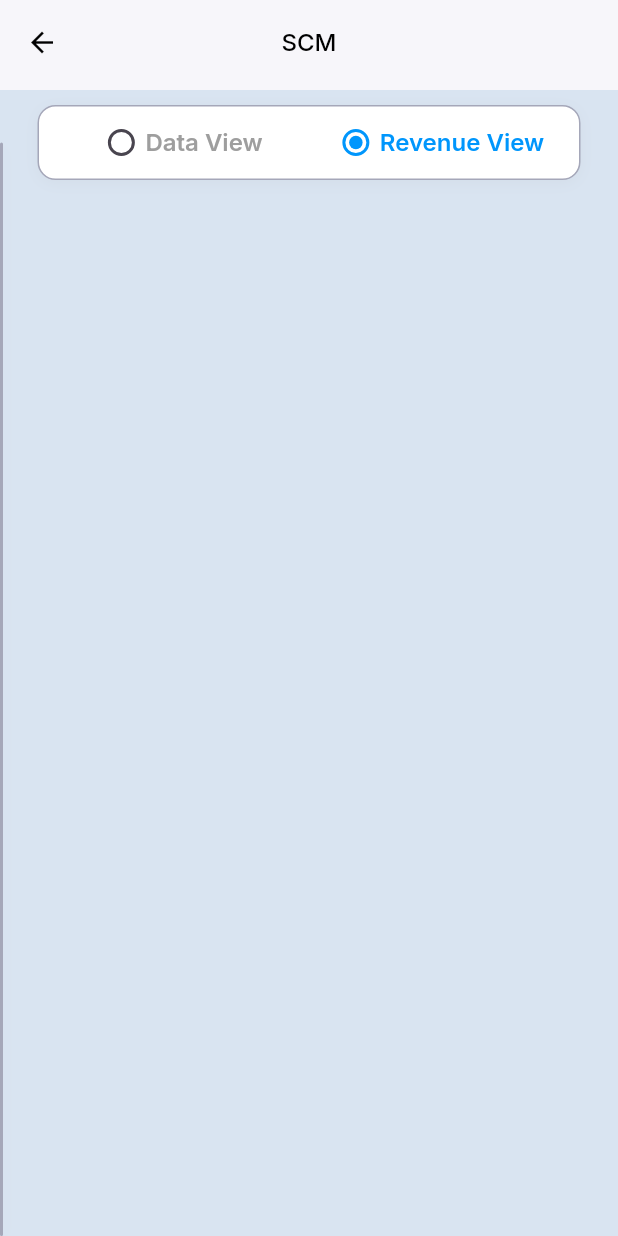
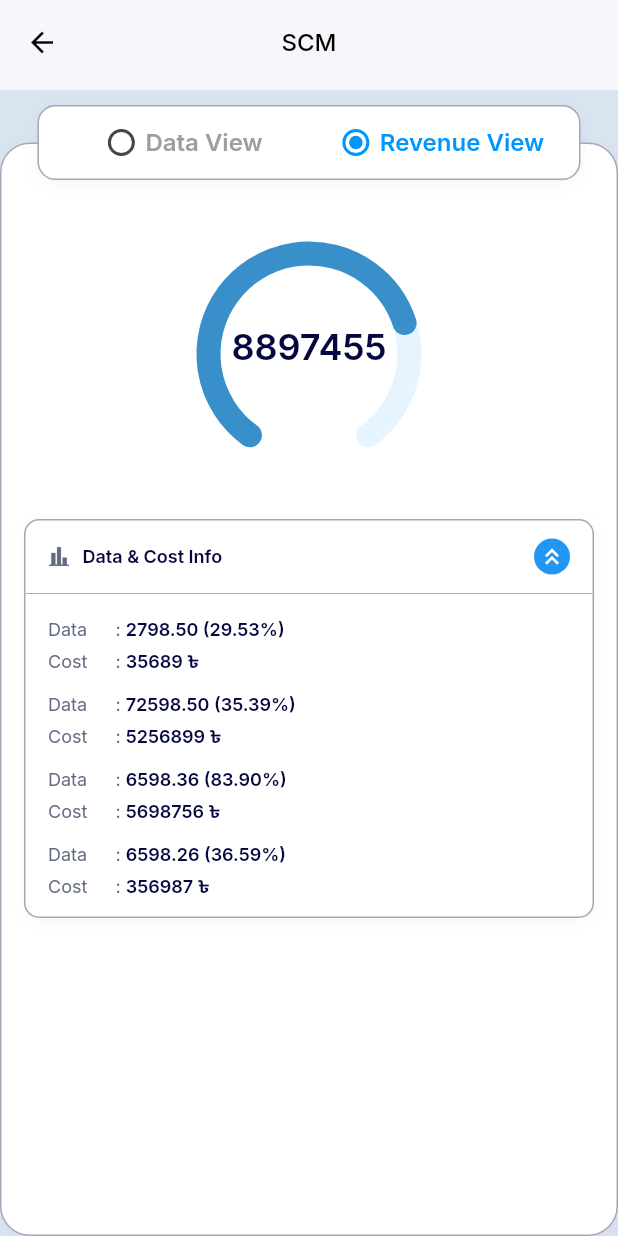
Before and after one commit to mdnirakib51/scube_tech_task, a Flutter app: the ScmDataScreen screen opened directly, after a tap on "Custom Date Data", after a tap on "Revenue View", on a phone screen of 412 x 824 dp. Run offline on Flutter 3.47's test engine with Material 3 defaults, Android fonts, the phone set to English and light mode, and no system bars; our stand-ins replace connectivity_plus, device_info_plus, dio, flutter_image_compress, get, get_it and 5 more; missing offline and left inert: in_app_update; accounts and stored records are empty.

Commit message:
Revenue View

```diff
--- a/lib/src/features/scm_data/view/scm_data_screen.dart
+++ b/lib/src/features/scm_data/view/scm_data_screen.dart
@@ -4,6 +4,7 @@ import 'package:scube_technologies_task/src/global/widget/global_appbar.dart';
 import '../../../global/constants/colors_resources.dart';
 import '../../../global/widget/global_text.dart';
 import 'tab/data_view_tab.dart';
+import 'tab/revenue_view_tab.dart';
 
 class ScmDataScreen extends StatefulWidget {
   const ScmDataScreen({super.key});
@@ -49,7 +50,7 @@ class _ScmDataScreenState extends State<ScmDataScreen> {
                 ),
               ],
             ),
-            child: selectedTabIndex == 0 ? DataViewTab() : SizedBox(),
+            child: selectedTabIndex == 0 ? DataViewTab() : RevenueViewTab(),
           ),
 
           // Top Radio Buttons (Data View / Revenue View)
--- a/lib/src/features/scm_data/view/tab/data_view_tab.dart
+++ b/lib/src/features/scm_data/view/tab/data_view_tab.dart
@@ -3,7 +3,7 @@ import 'package:flutter/material.dart';
 import '../../../../global/constants/colors_resources.dart';
 import '../../../../global/widget/global_sized_box.dart';
 import '../../../../global/widget/global_text.dart';
-import '../../components/semi_circular_progress_painter.dart';
+import '../widget/semi_circular_progress_painter_widget.dart';
 import 'scm_custom_date_data_tab.dart';
 import 'scm_today_daa_tab.dart';
 
@@ -25,42 +25,10 @@ class _DataViewTabState extends State<DataViewTab> {
         children: [
 
           sizedBoxH(80),
-          Stack(
-            alignment: Alignment.center,
-            children: [
-              SizedBox(
-                width: 150,
-                height: 150,
-                child: CustomPaint(
-                  painter: SemiCircularProgressPainter(
-                    progress: 0.75,
-                    backgroundColor: ColorRes.grey.withValues(alpha: 0.15),
-                    progressColor: ColorRes.appCircleColor,
-                    strokeWidth: 16,
-                  ),
-                ),
-              ),
-              Padding(
-                padding: const EdgeInsets.only(bottom: 20),
-                child: Column(
-                  mainAxisSize: MainAxisSize.min,
-                  children: [
-                    GlobalText(
-                      str: "55.00",
-                      fontSize: 24,
-                      fontWeight: FontWeight.w600,
-                      color: ColorRes.appThiTextColor,
-                    ),
-                    GlobalText(
-                      str: "kWh/Sqft",
-                      fontSize: 14,
-                      fontWeight: FontWeight.w400,
-                      color: ColorRes.appThiTextColor,
-                    ),
-                  ],
-                ),
-              ),
-            ],
+          SemiCircularProgressPainterWidget(
+            title: "55.00",
+            subTitle: "kWh/Sqft",
+            progress: 0.75,
           ),
 
           sizedBoxH(10),
--- /dev/null
+++ b/lib/src/features/scm_data/view/tab/revenue_view_tab.dart
@@ -0,0 +1,242 @@
+import 'package:flutter/material.dart';
+import 'package:scube_technologies_task/src/global/constants/images.dart';
+import '../../../../global/constants/colors_resources.dart';
+import '../../../../global/widget/global_image_loader.dart';
+import '../../../../global/widget/global_sized_box.dart';
+import '../../../../global/widget/global_text.dart';
+import '../widget/semi_circular_progress_painter_widget.dart';
+
+class RevenueViewTab extends StatefulWidget {
+  const RevenueViewTab({super.key});
+
+  @override
+  State<RevenueViewTab> createState() => _RevenueViewTabState();
+}
+
+class _RevenueViewTabState extends State<RevenueViewTab> {
+  int selectedSubTabIndex = 0;
+  bool isExpanded = false;
+
+  final List<Map<String, dynamic>> energyData = [
+    {
+      'name': 'Data A',
+      'color': Colors.blue,
+      'data': '2798.50 (29.53%)',
+      'cost': '35689 ৳',
+    },
+    {
+      'name': 'Data B',
+      'color': Colors.grey.shade700,
+      'data': '72598.50 (35.39%)',
+      'cost': '5256899 ৳',
+    },
+    {
+      'name': 'Data C',
+      'color': Colors.purple,
+      'data': '6598.36 (83.90%)',
+      'cost': '5698756 ৳',
+    },
+    {
+      'name': 'Data D',
+      'color': Colors.orange,
+      'data': '6598.26 (36.59%)',
+      'cost': '356987 ৳',
+    },
+  ];
+
+  @override
+  Widget build(BuildContext context) {
+    return SingleChildScrollView(
+      child: Column(
+        children: [
+          sizedBoxH(80),
+
+          // Semi-circular progress indicator
+          SemiCircularProgressPainterWidget(
+            title: "8897455",
+            subTitle: "tk",
+            progress: 0.75,
+          ),
+
+          sizedBoxH(20),
+
+          // Data & Cost Info Card
+          Container(
+            margin: const EdgeInsets.symmetric(horizontal: 15),
+            decoration: BoxDecoration(
+              color: ColorRes.white,
+              borderRadius: BorderRadius.circular(10),
+              border: Border.all(
+                color: ColorRes.appDataBorderColor,
+                width: 1,
+              ),
+              boxShadow: [
+                BoxShadow(
+                  color: ColorRes.grey.withValues(alpha: 0.08),
+                  blurRadius: 8,
+                  offset: const Offset(0, 2),
+                ),
+              ],
+            ),
+            child: Column(
+              children: [
+                // Header with expand/collapse button
+                InkWell(
+                  onTap: () {
+                    setState(() {
+                      isExpanded = !isExpanded;
+                    });
+                  },
+                  child: Padding(
+                    padding: const EdgeInsets.symmetric(
+                      horizontal: 15,
+                      vertical: 12,
+                    ),
+                    child: Row(
+                      children: [
+                        GlobalImageLoader(
+                          imagePath: Images.dataCostIc,
+                          height: 15,
+                          width: 15,
+                          color: ColorRes.appFourTextColor,
+                        ),
+                        const SizedBox(width: 8),
+                        Expanded(
+                          child: GlobalText(
+                            str: "Data & Cost Info",
+                            fontSize: 12,
+                            fontWeight: FontWeight.w600,
+                            color: ColorRes.appThiTextColor,
+                          ),
+                        ),
+                        Container(
+                          padding: const EdgeInsets.all(3),
+                          decoration: BoxDecoration(
+                            color: Colors.blue,
+                            shape: BoxShape.circle,
+                          ),
+                          child: Icon(
+                            isExpanded
+                                ? Icons.keyboard_double_arrow_down
+                                : Icons.keyboard_double_arrow_up,
+                            color: Colors.white,
+                            size: 18,
+                          ),
+                        ),
+                      ],
+                    ),
+                  ),
+                ),
+
+                // Expandable content
+                AnimatedCrossFade(
+                  firstChild: Column(
+                    children: [
+                      Divider(
+                        color: ColorRes.appDataBorderColor,
+                        height: 1,
+                      ),
+                      Container(
+                        padding: const EdgeInsets.only(
+                          left: 15,
+                          right: 15,
+                        ),
+                        child: Column(
+                          children: [
+                            sizedBoxH(15),
+                            // Data Items
+                            ...energyData.map((item) {
+                              return Padding(
+                                padding: const EdgeInsets.only(bottom: 12),
+                                child: Column(
+                                  crossAxisAlignment: CrossAxisAlignment.start,
+                                  children: [
+                                    Row(
+                                      children: [
+                                        SizedBox(
+                                          width: 45,
+                                          child: GlobalText(
+                                            str: "Data",
+                                            fontSize: 12,
+                                            fontWeight: FontWeight.w400,
+                                            color: ColorRes.appFourTextColor,
+                                          ),
+                                        ),
+                                        GlobalText(
+                                          str: ": ",
+                                          fontSize: 12,
+                                          fontWeight: FontWeight.w400,
+                                          color: ColorRes.appFourTextColor,
+                                        ),
+                                        Expanded(
+                                          child: GlobalText(
+                                            str: item['data'],
+                                            fontSize: 12,
+                                            fontWeight: FontWeight.w600,
+                                            color: ColorRes.appThiTextColor,
+                                          ),
+                                        ),
+                                      ],
+                                    ),
+                                    const SizedBox(height: 4),
+                                    Row(
+                                      children: [
+                                        SizedBox(
+                                          width: 45,
+                                          child: GlobalText(
+                                            str: "Cost",
+                                            fontSize: 12,
+                                            fontWeight: FontWeight.w400,
+                                            color: ColorRes.appFourTextColor,
+                                          ),
+                                        ),
+                                        GlobalText(
+                                          str: ": ",
+                                          fontSize: 12,
+                                          fontWeight: FontWeight.w400,
+                                          color: ColorRes.appFourTextColor,
+                                        ),
+                                        Expanded(
+                                          child: GlobalText(
+                                            str: item['cost'],
+                                            fontSize: 12,
+                                            fontWeight: FontWeight.w600,
+                                            color: ColorRes.appThiTextColor,
+                                          ),
+                                        ),
+                                      ],
+                                    ),
+                                    // if (energyData.indexOf(item) !=
+                                    //     energyData.length - 1)
+                                    //   Padding(
+                                    //     padding: const EdgeInsets.only(top: 12),
+                                    //     child: Divider(
+                                    //       color: ColorRes.grey.withValues(alpha: 0.2),
+                                    //       height: 1,
+                                    //     ),
+                                    //   ),
+                                  ],
+                                ),
+                              );
+                            }),
+                          ],
+                        ),
+                      ),
+                    ],
+                  ),
+                  secondChild: const SizedBox.shrink(),
+                  crossFadeState: isExpanded
+                      ? CrossFadeState.showSecond
+                      : CrossFadeState.showFirst,
+                  duration: const Duration(milliseconds: 300),
+                ),
+              ],
+            ),
+          ),
+
+          sizedBoxH(20),
+        ],
+      ),
+    );
+  }
+}
--- /dev/null
+++ b/lib/src/features/scm_data/view/widget/semi_circular_progress_painter_widget.dart
@@ -0,0 +1,58 @@
+
+import 'package:flutter/material.dart';
+import '../../../../global/constants/colors_resources.dart';
+import '../../../../global/widget/global_text.dart';
+import '../../components/semi_circular_progress_painter.dart';
+
+class SemiCircularProgressPainterWidget extends StatelessWidget {
+  final String? title;
+  final String? subTitle;
+  final double? progress;
+  const SemiCircularProgressPainterWidget({
+    super.key,
+    required this.title,
+    required this.subTitle,
+    required this.progress,
+  });
+
+  @override
+  Widget build(BuildContext context) {
+    return Stack(
+      alignment: Alignment.center,
+      children: [
+        SizedBox(
+          width: 150,
+          height: 150,
+          child: CustomPaint(
+            painter: SemiCircularProgressPainter(
+              progress: progress ?? 0,
+              backgroundColor: ColorRes.appCircleGreyColor,
+              progressColor: ColorRes.appCircleColor,
+              strokeWidth: 16,
+            ),
+          ),
+        ),
+        Padding(
+          padding: const EdgeInsets.only(bottom: 20),
+          child: Column(
+            mainAxisSize: MainAxisSize.min,
+            children: [
+              GlobalText(
+                str: title ?? "",
+                fontSize: 24,
+                fontWeight: FontWeight.w600,
+                color: ColorRes.appThiTextColor,
+              ),
+              GlobalText(
+                str: "",
+                fontSize: 14,
+                fontWeight: FontWeight.w400,
+                color: ColorRes.appThiTextColor,
+              ),
+            ],
+          ),
+        ),
+      ],
+    );
+  }
+}
--- a/lib/src/global/constants/colors_resources.dart
+++ b/lib/src/global/constants/colors_resources.dart
@@ -81,6 +81,7 @@ class ColorRes {
   static const Color appThiTextColor = Color(0xFF04063E);
   static const Color appFourTextColor = Color(0xFF646984);
   static const Color appCircleColor = Color(0xFF398FC9);
+  static const Color appCircleGreyColor = Color(0x2655B4FF);
   static const Color appInputBorderColor = Color(0xFFB9C6D6);
   static const Color appBorderColor = Color(0xFFB6B8D0);
   static const Color appTabBackColor = Color(0x336C99B8);
--- a/lib/src/global/constants/images.dart
+++ b/lib/src/global/constants/images.dart
@@ -22,6 +22,7 @@ class Images {
   static const String appWhiteLogo = 'assets/app_images/stedu_white.png';
   static const String appLogoShadow = 'assets/app_src/dummy_shadow_logo.png';
   static const String noDataFoundImg = 'assets/app_images/no_data_found_ic.png';
+  static const String dataCostIc = 'assets/app_images/data_cost_ic.png';
 
 
   static const String electricityIcon = 'assets/app_images/electricity_icon.png';
```
Also changed, not shown: assets/app_images/data_cost_ic.png (added).
